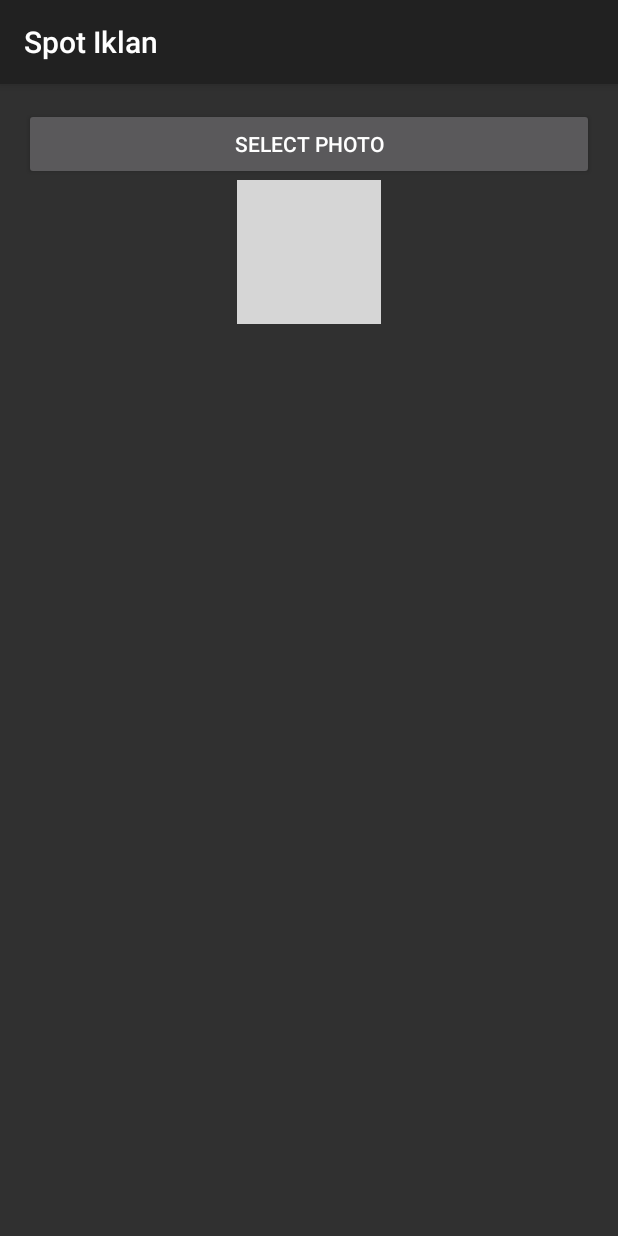
After one commit to junifar/Iklaniku, an Android app: the UploadPictureActivity screen opened directly, with no data from a screen before it, on a phone screen of 412 x 824 dp. The commit adds this screen. Run offline under Robolectric (Android 15) with nearby library versions, the phone set to English and light mode, and no system bars; our stand-ins replace ButterKnife; grey boxes are pictures that could not be loaded.

Commit message:
Upload Foto profile (masih error parah)

```diff
--- a/app/build.gradle
+++ b/app/build.gradle
@@ -57,7 +57,6 @@ dependencies {
     compile 'com.jakewharton:butterknife:8.5.0'
     annotationProcessor 'com.jakewharton:butterknife-compiler:8.5.0'
     compile 'com.google.firebase:firebase-crash:10.0.1'
-    compile 'com.google.android.gms:play-services:10.0.1'
 }
 
 apply plugin: 'com.google.gms.google-services'
--- a/app/src/main/res/layout/activity_profile.xml
+++ b/app/src/main/res/layout/activity_profile.xml
@@ -20,7 +20,8 @@
             android:src="@drawable/yoyo"
             app:civ_border_width="2dp"
             app:civ_border_color="#FFFFFFFF"
-            android:layout_gravity="center"/>
+            android:layout_gravity="center"
+            android:id="@+id/profile_photo_image"/>
     </FrameLayout>
     <ScrollView
         android:layout_width="match_parent"
--- /dev/null
+++ b/app/src/main/res/layout/activity_upload_picture.xml
@@ -0,0 +1,28 @@
+<?xml version="1.0" encoding="utf-8"?>
+<RelativeLayout xmlns:android="http://schemas.android.com/apk/res/android"
+    xmlns:tools="http://schemas.android.com/tools"
+    android:id="@+id/activity_upload_picture"
+    android:layout_width="match_parent"
+    android:layout_height="match_parent"
+    android:paddingBottom="@dimen/activity_vertical_margin"
+    android:paddingLeft="@dimen/activity_horizontal_margin"
+    android:paddingRight="@dimen/activity_horizontal_margin"
+    android:paddingTop="@dimen/activity_vertical_margin"
+    tools:context="com.rubahapi.iklaniku.UploadPictureActivity">
+    <LinearLayout
+        android:layout_width="match_parent"
+        android:layout_height="wrap_content"
+        android:gravity="center"
+        android:orientation="vertical">
+        <Button
+            android:layout_width="match_parent"
+            android:layout_height="wrap_content"
+            android:text="Select Photo"
+            android:id="@+id/process_button" />
+        <ImageView
+            android:layout_width="wrap_content"
+            android:layout_height="wrap_content"
+            android:id="@+id/image_view"
+            android:src="@drawable/ic_cast_off_light"/>
+    </LinearLayout>
+</RelativeLayout>
```
Also changed, not shown: app/src/main/AndroidManifest.xml (+14 -5 lines), app/src/main/java/com/rubahapi/iklaniku/ProfileActivity.java (+115 -0 lines), app/src/main/java/com/rubahapi/iklaniku/UploadPictureActivity.java (added, +158 -0 lines), app/src/main/java/com/rubahapi/iklaniku/config/Utility.java (added, +55 -0 lines).
